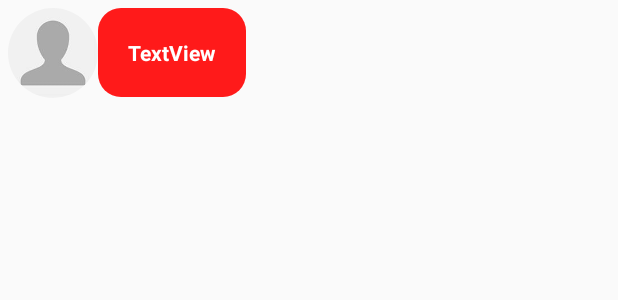
After one commit to romanov1589/StudentsTalk, an Android app: the layout messages_layout_of_user.xml on its own in the app's theme, with its tools: preview values and no code run, on a phone screen of 412 x 824 dp. The commit adds this screen. Shown: the top 300 px of the screen. Run offline under Robolectric (Android 15) with nearby library versions, the phone set to English and light mode, and no system bars.

Commit message:
Retreiving and displaying messages added

```diff
--- /dev/null
+++ b/app/src/main/res/drawable/message_text_background.xml
@@ -0,0 +1,7 @@
+<?xml version="1.0" encoding="utf-8"?>
+<shape xmlns:android="http://schemas.android.com/apk/res/android">
+
+    <solid android:color="@color/colorPrimary"></solid>
+    <corners android:radius="15dp"></corners>
+
+</shape>
--- /dev/null
+++ b/app/src/main/res/layout/messages_layout_of_user.xml
@@ -0,0 +1,27 @@
+<?xml version="1.0" encoding="utf-8"?>
+<RelativeLayout xmlns:android="http://schemas.android.com/apk/res/android"
+    android:layout_width="match_parent"
+    android:layout_height="wrap_content"
+    android:padding="5dp">
+
+    <de.hdodenhof.circleimageview.CircleImageView
+        android:id="@+id/messages_profile_image"
+        android:layout_width="60dp"
+        android:layout_height="60dp"
+        android:layout_alignParentStart="true"
+        android:layout_alignParentTop="true"
+        android:src="@drawable/default_profile_image" />
+
+    <TextView
+        android:id="@+id/message_text"
+        android:layout_width="wrap_content"
+        android:layout_height="wrap_content"
+        android:layout_alignParentTop="true"
+        android:layout_toEndOf="@+id/messages_profile_image"
+        android:background="@drawable/message_text_background"
+        android:padding="20dp"
+        android:text="TextView"
+        android:textColor="@android:color/background_light"
+        android:textStyle="bold" />
+
+</RelativeLayout>
```
Also changed, not shown: app/src/main/java/pl/romanov/s14048/studentstalk/ChatActivity.java (+59 -0 lines), app/src/main/java/pl/romanov/s14048/studentstalk/MessageAdapter.java (added, +54 -0 lines), app/src/main/java/pl/romanov/s14048/studentstalk/Messages.java (added, +49 -0 lines), app/src/main/res/layout/activity_chat.xml (+8 -0 lines).
